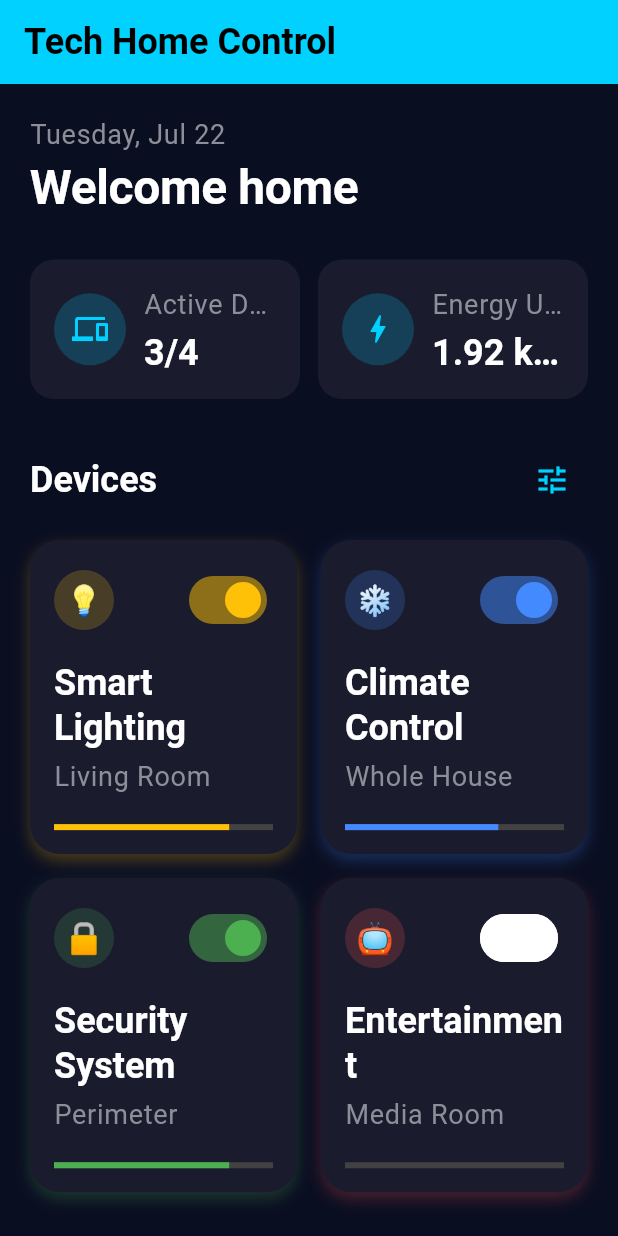
After one commit to iremyasar01/NeonAcademy, a Flutter app: the screen it shows after launch, after a tap on "future tech", on a phone screen of 412 x 824 dp. The commit adds this screen. Run offline on Flutter 3.47's test engine with Material 3 defaults, Android fonts, the phone set to English and light mode, and no system bars; our stand-ins replace shared_preferences; missing offline and left inert: notification_center; accounts and stored records are empty.

Commit message:
home devices control

```diff
--- /dev/null
+++ b/neonapp/lib/models/device_model.dart
@@ -0,0 +1,24 @@
+import 'package:flutter/material.dart';
+
+class Device {
+  final String name;
+  final String icon;
+  final String room;
+  bool isActive;
+  final Color color;
+
+  Device({
+    required this.name,
+    required this.icon,
+    required this.room,
+    required this.isActive,
+    required this.color,
+  });
+
+  double get energyUsage => isActive ? 0.2 + name.length * 0.03 : 0.0;
+
+  double get usageLevel {
+    final base = name.codeUnits.fold(0, (a, b) => a + b);
+    return isActive ? (0.5 + (base % 5) * 0.1).clamp(0.0, 1.0) : 0.0;
+  }
+}
--- /dev/null
+++ b/neonapp/lib/screens/future_tech_screen.dart
@@ -0,0 +1,38 @@
+import 'package:flutter/material.dart';
+import 'package:neonapp/screens/home_control_screen.dart';
+class FutureTechScreen extends StatelessWidget {
+  const FutureTechScreen({super.key});
+
+  @override
+  Widget build(BuildContext context) {
+    return MaterialApp(
+
+      debugShowCheckedModeBanner: false,
+      title: 'FutureTech',
+      theme: ThemeData.dark().copyWith(
+        scaffoldBackgroundColor: const Color(0xFF0A0E21),
+        colorScheme: ColorScheme.fromSwatch().copyWith(
+          secondary: const Color(0xFF00D1FF),
+          primary: const Color(0xFF00D1FF),
+        ),
+        textTheme: const TextTheme(
+          displayLarge: TextStyle(
+            fontSize: 32,
+            fontWeight: FontWeight.bold,
+            color: Colors.white
+          ),
+          titleLarge: TextStyle(
+            fontSize: 24,
+            fontWeight: FontWeight.w600,
+            color: Colors.white
+          ),
+          bodyLarge: TextStyle(
+            fontSize: 18,
+            color: Color(0xFF8D8E98)
+          ),
+        ),
+      ),
+      home: const HomeControlScreen(),
+    );
+  }
+}
--- /dev/null
+++ b/neonapp/lib/screens/home_control_screen.dart
@@ -0,0 +1,125 @@
+import 'package:flutter/material.dart';
+import 'package:intl/intl.dart';
+import 'package:neonapp/models/device_model.dart';
+import 'package:neonapp/widgets/device_card.dart';
+import 'package:neonapp/widgets/status_card.dart';
+
+class HomeControlScreen extends StatefulWidget {
+  const HomeControlScreen({super.key});
+
+  @override
+  State<HomeControlScreen> createState() => _HomeControlScreenState();
+}
+
+class _HomeControlScreenState extends State<HomeControlScreen> {
+  final List<Device> devices = [
+    Device(
+        name: 'Smart Lighting',
+        icon: '💡',
+        room: 'Living Room',
+        isActive: true,
+        color: Colors.amber),
+    Device(
+        name: 'Climate Control',
+        icon: '❄️',
+        room: 'Whole House',
+        isActive: true,
+        color: Colors.blueAccent),
+    Device(
+        name: 'Security System',
+        icon: '🔒',
+        room: 'Perimeter',
+        isActive: true,
+        color: Colors.green),
+    Device(
+        name: 'Entertainment',
+        icon: '📺',
+        room: 'Media Room',
+        isActive: false,
+        color: Colors.redAccent),
+  ];
+
+  void toggleDevice(int index) {
+    setState(() {
+      devices[index].isActive = !devices[index].isActive;
+    });
+  }
+
+  double get totalEnergy => devices.fold(0.0, (sum, d) => sum + d.energyUsage);
+
+  @override
+  Widget build(BuildContext context) {
+    final currentDate = DateFormat('EEEE, MMM d').format(DateTime.now());
+
+    return Scaffold(
+      appBar: AppBar(
+        elevation: 0,
+        title: const Text("Tech Home Control"),
+        backgroundColor: Theme.of(context).colorScheme.primary,
+      ),
+      body: Padding(
+        padding: const EdgeInsets.all(20),
+        child: Column(
+          crossAxisAlignment: CrossAxisAlignment.start,
+          children: [
+            Text(currentDate, style: Theme.of(context).textTheme.bodyLarge),
+            const SizedBox(height: 4),
+            Text("Welcome home",
+                style: Theme.of(context).textTheme.displayLarge),
+            const SizedBox(height: 30),
+            Row(
+              children: [
+                Expanded(
+                  child: StatusCard(
+                    title: "Active Devices",
+                    value:
+                        "${devices.where((d) => d.isActive).length}/${devices.length}",
+                    icon: Icons.devices,
+                  ),
+                ),
+                const SizedBox(width: 12),
+                Expanded(
+                  child: StatusCard(
+                    title: "Energy Usage",
+                    value: "${totalEnergy.toStringAsFixed(2)} kW",
+                    icon: Icons.bolt,
+                  ),
+                ),
+              ],
+            ),
+            const SizedBox(height: 30),
+            Row(
+              mainAxisAlignment: MainAxisAlignment.spaceBetween,
+              children: [
+                Text("Devices", style: Theme.of(context).textTheme.titleLarge),
+                IconButton(
+                  icon: const Icon(Icons.tune),
+                  onPressed: () {},
+                  color: Theme.of(context).colorScheme.secondary,
+                ),
+              ],
+            ),
+            const SizedBox(height: 16),
+            Expanded(
+              child: GridView.builder(
+                itemCount: devices.length,
+                gridDelegate: const SliverGridDelegateWithFixedCrossAxisCount(
+                  crossAxisCount: 2,
+                  crossAxisSpacing: 16,
+                  mainAxisSpacing: 16,
+                  childAspectRatio: 0.85,
+                ),
+                itemBuilder: (context, index) {
+                  return DeviceCard(
+                    device: devices[index],
+                    onToggle: () => toggleDevice(index),
+                  );
+                },
+              ),
+            ),
+          ],
+        ),
+      ),
+    );
+  }
+}
--- a/neonapp/lib/screens/home_screen.dart
+++ b/neonapp/lib/screens/home_screen.dart
@@ -1,5 +1,6 @@
 import 'package:flutter/material.dart';
 import 'package:neonapp/screens/flexible_screen.dart';
+import 'package:neonapp/screens/future_tech_screen.dart';
 import 'package:neonapp/screens/travel_screen.dart';
 
 class HomeScreen extends StatelessWidget {
@@ -50,6 +51,21 @@ class HomeScreen extends StatelessWidget {
                   ),
                   child: const Text('expanded and padding'),
                 ),
+                 const SizedBox(height: 20),
+                 ElevatedButton(
+                  onPressed: () {
+                    Navigator.push(
+                        context,
+                        MaterialPageRoute(
+                            builder: (context) => const FutureTechScreen()));
+                  },
+                  style: ElevatedButton.styleFrom(
+                    backgroundColor: Colors.green[200],
+                    foregroundColor: Colors.black,
+                    padding: const EdgeInsets.all(20),
+                  ),
+                  child: const Text('future tech'),
+                ),
               ],
             ),
           ),
--- /dev/null
+++ b/neonapp/lib/widgets/device_card.dart
@@ -0,0 +1,61 @@
+import 'package:flutter/material.dart';
+import 'package:neonapp/models/device_model.dart';
+
+class DeviceCard extends StatelessWidget {
+  final Device device;
+  final VoidCallback onToggle;
+
+  const DeviceCard({
+    super.key,
+    required this.device,
+    required this.onToggle,
+  });
+
+  @override
+  Widget build(BuildContext context) {
+    return Container(
+      padding: const EdgeInsets.all(16),
+      decoration: BoxDecoration(
+        color: const Color(0xFF1A1C2E),
+        borderRadius: BorderRadius.circular(20),
+        boxShadow: [
+          BoxShadow(
+            color: device.color.withOpacity(0.25),
+            blurRadius: 8,
+            offset: const Offset(0, 4),
+          )
+        ],
+      ),
+      child: Column(
+        crossAxisAlignment: CrossAxisAlignment.start,
+        children: [
+          Row(
+            mainAxisAlignment: MainAxisAlignment.spaceBetween,
+            children: [
+              CircleAvatar(
+                radius: 20,
+                backgroundColor: device.color.withOpacity(0.2),
+                child: Text(device.icon, style: const TextStyle(fontSize: 20)),
+              ),
+              Switch(
+                value: device.isActive,
+                activeColor: device.color,
+                onChanged: (_) => onToggle(),
+              ),
+            ],
+          ),
+          const SizedBox(height: 16),
+          Text(device.name, style: Theme.of(context).textTheme.titleLarge),
+          const SizedBox(height: 4),
+          Text(device.room, style: Theme.of(context).textTheme.bodyLarge),
+          const Spacer(),
+          LinearProgressIndicator(
+            value: device.usageLevel,
+            backgroundColor: Colors.grey.shade800,
+            color: device.color,
+          ),
+        ],
+      ),
+    );
+  }
+}
--- /dev/null
+++ b/neonapp/lib/widgets/status_card.dart
@@ -0,0 +1,53 @@
+import 'package:flutter/material.dart';
+
+class StatusCard extends StatelessWidget {
+  final String title;
+  final String value;
+  final IconData icon;
+
+  const StatusCard({
+    super.key,
+    required this.title,
+    required this.value,
+    required this.icon,
+  });
+
+  @override
+  Widget build(BuildContext context) {
+    return Container(
+      padding: const EdgeInsets.all(16),
+      decoration: BoxDecoration(
+        color: const Color(0xFF1A1C2E),
+        borderRadius: BorderRadius.circular(16),
+      ),
+      child: Row(
+        children: [
+          CircleAvatar(
+            radius: 24,
+            backgroundColor: Theme.of(context).colorScheme.secondary.withOpacity(0.2),
+            child: Icon(icon, color: Theme.of(context).colorScheme.secondary),
+          ),
+          const SizedBox(width: 12),
+          Expanded(
+            child: Column(
+              crossAxisAlignment: CrossAxisAlignment.start,
+              children: [
+                Text(
+                  title,
+                  style: Theme.of(context).textTheme.bodyLarge,
+                  overflow: TextOverflow.ellipsis,
+                ),
+                const SizedBox(height: 4),
+                Text(
+                  value,
+                  style: Theme.of(context).textTheme.titleLarge,
+                  overflow: TextOverflow.ellipsis,
+                ),
+              ],
+            ),
+          ),
+        ],
+      ),
+    );
+  }
+}
--- a/neonapp/pubspec.yaml
+++ b/neonapp/pubspec.yaml
@@ -35,6 +35,7 @@ dependencies:
   # The following adds the Cupertino Icons font to your application.
   # Use with the CupertinoIcons class for iOS style icons.
   cupertino_icons: ^1.0.8
+  intl: ^0.20.2
 
 
 dev_dependencies:
```
Also changed, not shown: 3 other files.
